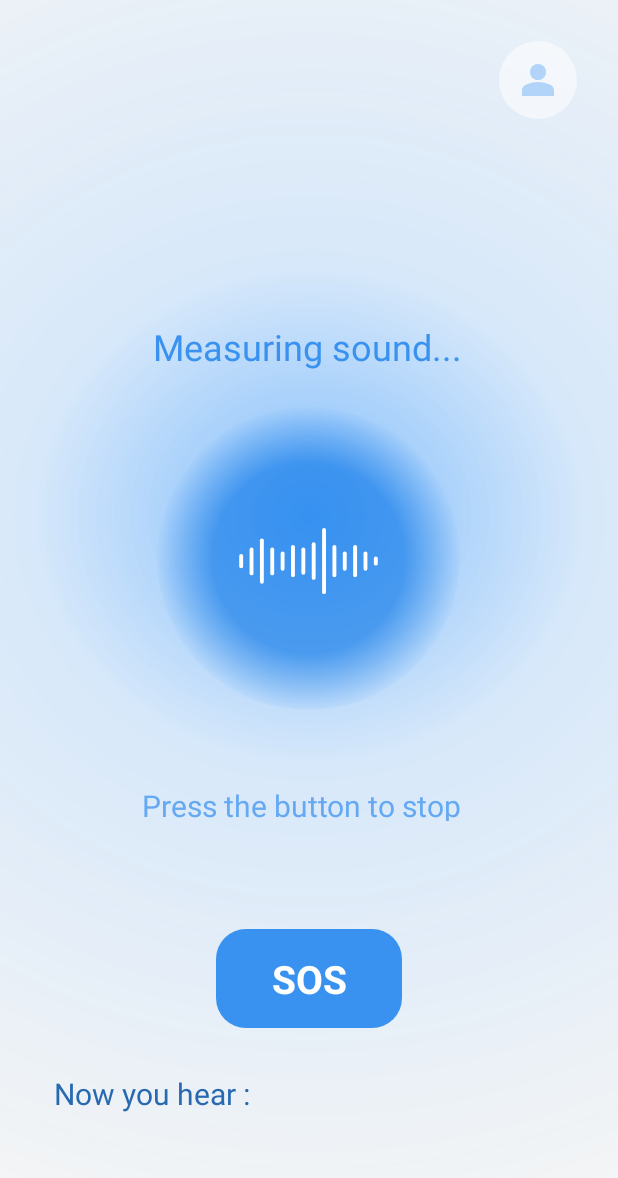
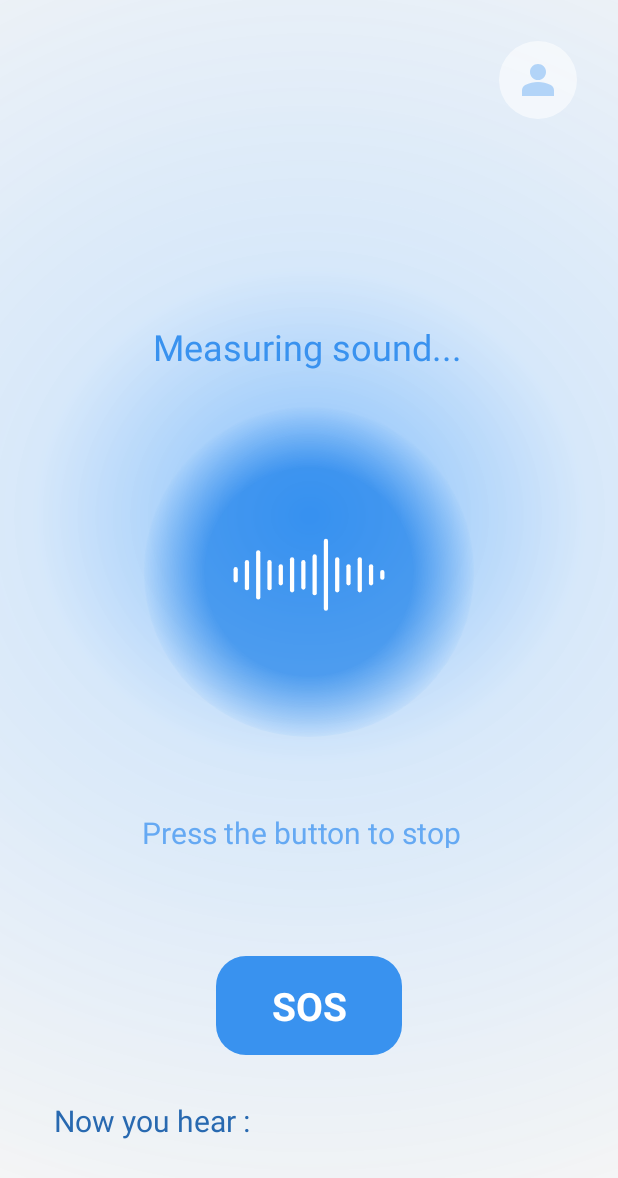
Before and after one commit to GDSC-SWU/2025-Mutism-SolutionChallenge, an Android app: the screen it shows after launch (MainActivity), after a tap on an icon or button, on a phone screen of 412 x 824 dp. Shown: the top 1178 px of the screen. Run offline under Robolectric (Android 15) with nearby library versions, the phone set to English and light mode, and no system bars.

Commit message:
feat: add strings, colors

```diff
--- a/mutism/app/src/main/AndroidManifest.xml
+++ b/mutism/app/src/main/AndroidManifest.xml
@@ -15,7 +15,6 @@
         <activity
             android:name=".NoiseSelectActivity"
             android:exported="false">
-
         </activity>
         <activity
             android:name=".WhiteNoiseActivity"
--- a/mutism/app/src/main/java/com/example/mutism/main/MainActivity.kt
+++ b/mutism/app/src/main/java/com/example/mutism/main/MainActivity.kt
@@ -34,9 +34,9 @@ class MainActivity : AppCompatActivity() {
                 binding.mainTvExplain.text = getString(R.string.text_main_stop)
             } else {
                 // Revert to original state
-                binding.btnStart.setImageResource(R.drawable.btn_start)
+                binding.btnStart.setImageResource(R.drawable.btn_start1)
                 val rootLayout = findViewById<View>(R.id.main)
-                rootLayout.setBackgroundResource(R.drawable.bg_main)
+                rootLayout.setBackgroundResource(R.drawable.bg_main1)
                 binding.tvWelcome.visibility = View.VISIBLE
                 binding.tvRecording.visibility = View.GONE
                 binding.spaceBetween.visibility = View.VISIBLE
--- a/mutism/app/src/main/res/color/chip_bg_color_selector.xml
+++ b/mutism/app/src/main/res/color/chip_bg_color_selector.xml
@@ -2,6 +2,6 @@
 <selector xmlns:android="http://schemas.android.com/apk/res/android">
     <item android:color="@color/white" android:state_checked="true"/>
 
-    <item android:color="@color/noise_bg"/>
+    <item android:color="@color/color_noise_bg"/>
 
 </selector>
--- a/mutism/app/src/main/res/color/chip_text_color_selector.xml
+++ b/mutism/app/src/main/res/color/chip_text_color_selector.xml
@@ -1,7 +1,7 @@
 <?xml version="1.0" encoding="utf-8"?>
 <selector xmlns:android="http://schemas.android.com/apk/res/android">
         <!-- 선택된 상태: 파란 글자 -->
-        <item android:color="@color/noise_bg" android:state_checked="true" />
+        <item android:color="@color/color_noise_bg" android:state_checked="true" />
         <!-- 기본 상태: 흰 글자 -->
         <item android:color="#FFFFFF" />
 </selector>
--- a/mutism/app/src/main/res/drawable/bg_main.xml
+++ /dev/null
@@ -1,21 +0,0 @@
-<vector xmlns:android="http://schemas.android.com/apk/res/android"
-    xmlns:aapt="http://schemas.android.com/aapt"
-    android:width="412dp"
-    android:height="917dp"
-    android:viewportWidth="412"
-    android:viewportHeight="917">
-  <path
-      android:pathData="M0,0h412v917h-412z"
-      android:fillAlpha="0.49">
-    <aapt:attr name="android:fillColor">
-      <gradient
-          android:centerX="206"
-          android:centerY="458.5"
-          android:gradientRadius="659.63"
-          android:type="radial">
-        <item android:offset="0" android:color="#0068A7EA"/>
-        <item android:offset="1" android:color="#AAEDEDED"/>
-      </gradient>
-    </aapt:attr>
-  </path>
-</vector>
--- a/mutism/app/src/main/res/drawable/chip_background_selector.xml
+++ b/mutism/app/src/main/res/drawable/chip_background_selector.xml
@@ -9,7 +9,7 @@
     </item>
     <item>
         <shape android:shape="rectangle">
-            <solid android:color="@color/noise_bg" />
+            <solid android:color="@color/color_noise_bg" />
             <stroke android:width="1dp" android:color="@color/white" />
             <corners android:radius="50dp" />
         </shape>
--- a/mutism/app/src/main/res/layout/activity_main.xml
+++ b/mutism/app/src/main/res/layout/activity_main.xml
@@ -3,7 +3,7 @@
     android:id="@+id/main"
     android:layout_width="match_parent"
     android:layout_height="match_parent"
-    android:background="@drawable/bg_main"
+    android:background="@drawable/bg_main1"
     android:clipChildren="false"
     android:clipToPadding="false"
     android:orientation="vertical">
@@ -46,10 +46,10 @@
 
     <ImageView
         android:id="@+id/btn_start"
-        android:layout_width="202dp"
-        android:layout_height="202dp"
+        android:layout_width="220dp"
+        android:layout_height="220dp"
         android:layout_gravity="center"
-        android:src="@drawable/btn_start" />
+        android:src="@drawable/btn_start1" />
 
     <TextView
         android:id="@+id/main_tv_explain"
--- a/mutism/app/src/main/res/values/colors.xml
+++ b/mutism/app/src/main/res/values/colors.xml
@@ -8,4 +8,8 @@
     <color name="color_main_bg">#EDEDED</color>
     <color name="color_noise_bg">#86B9EF</color>
     <color name="color_noise_item_bg">#ACCFF4</color>
+
+    <color name="color_grey_dark">#282828</color>
+    <color name="color_grey_medium">#6F6F6F</color>
+    <color name="color_grey_light">#CECECE</color>
 </resources>
--- a/mutism/app/src/main/res/values/strings.xml
+++ b/mutism/app/src/main/res/values/strings.xml
@@ -10,4 +10,7 @@
     <string name="text_main_stop">Press the button to stop</string>
     <string name="text_current_noise_label">Now you hear :</string>
     <string name="button_sos">SOS</string>
+    <string name="text_noise_title">Noises</string>
+    <string name="text_noise_selected_tab_label">Selected :</string>
+    <string name="text_noise_empty_tag_message">Please select the sounds your patient dislikes.</string>
 </resources>
--- a/mutism/app/src/main/res/values/themes.xml
+++ b/mutism/app/src/main/res/values/themes.xml
@@ -1,6 +1,6 @@
 <resources xmlns:tools="http://schemas.android.com/tools">
     <style name="Base.Theme.Mutism" parent="Theme.MaterialComponents.DayNight.NoActionBar">
-        <item name="colorPrimary">@color/noise_bg</item> <!-- 기본 앱 색상 -->
+        <item name="colorPrimary">@color/color_noise_bg</item> <!-- 기본 앱 색상 -->
         <item name="chipStyle">@style/CustomChip</item>
     </style>
     <style name="Theme.Mutism" parent="Base.Theme.Mutism" />
```
Also changed, not shown: mutism/app/src/main/res/layout/activity_noise_select.xml (+9 -9 lines), mutism/app/src/main/res/drawable/bg_main1.png (added), mutism/app/src/main/res/drawable/btn_start1.png (added).
